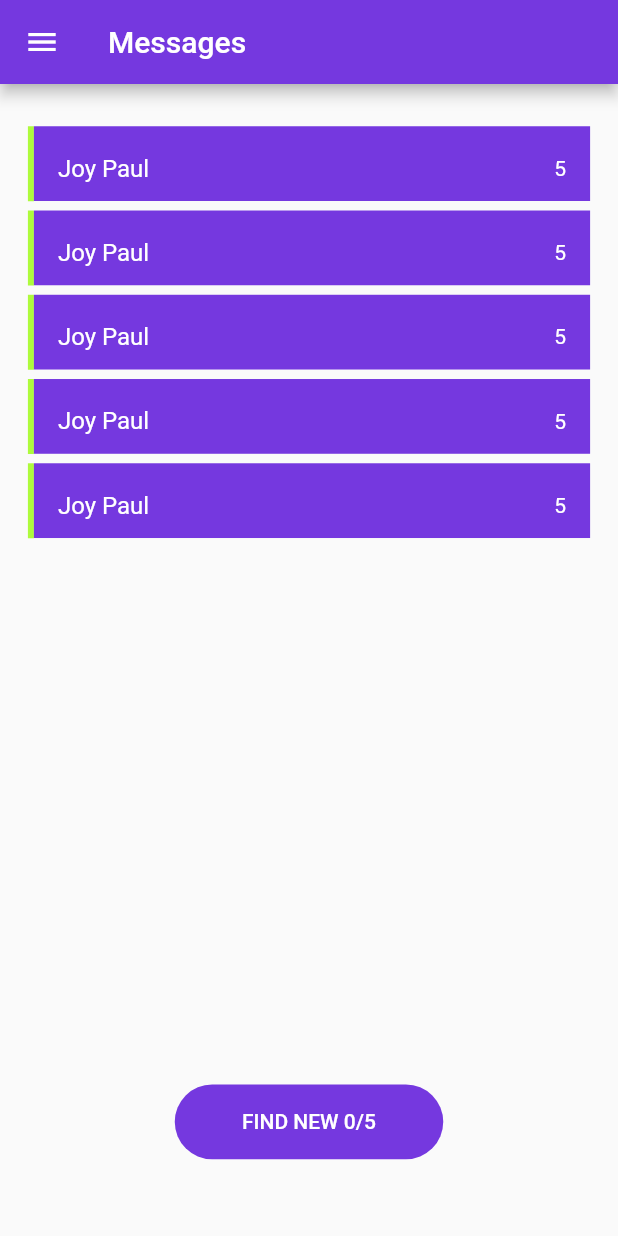
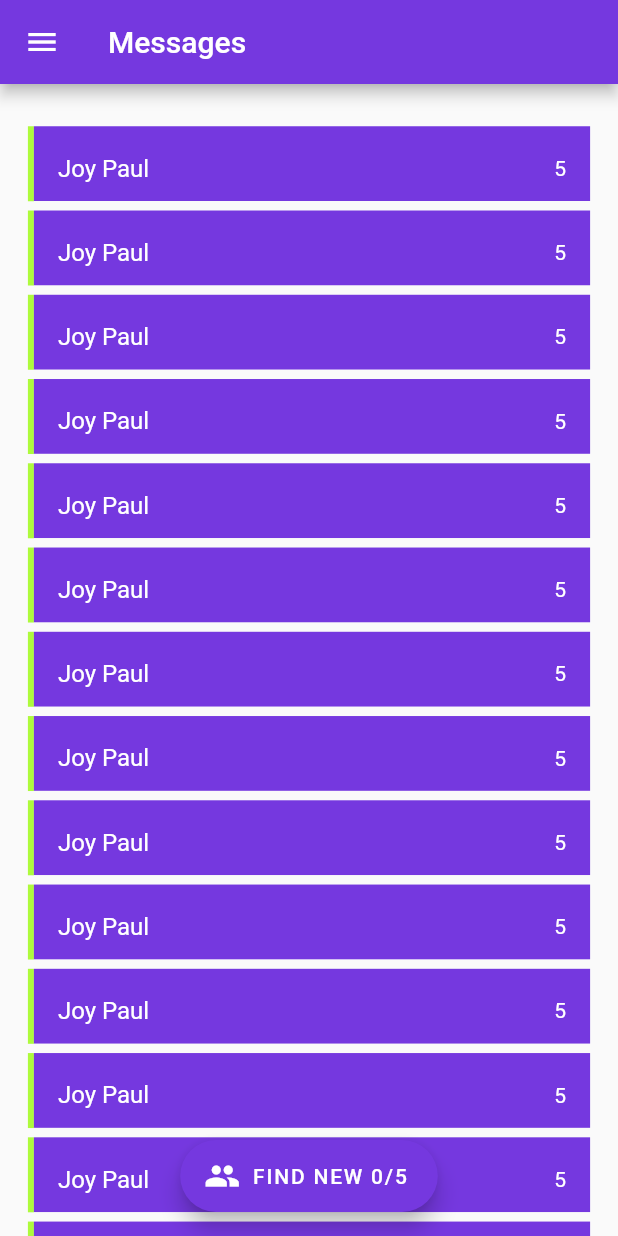
Before and after one commit to cosmicRover/yime, a Flutter app: the Messages screen opened directly, on a phone screen of 412 x 824 dp. Run offline on Flutter 3.47's test engine with Material 2 defaults, Android fonts, the phone set to English and light mode, and no system bars; our stand-ins replace shared_preferences; missing offline and left inert: badge, flutter_sms, pimp_my_button; accounts and stored records are empty.

Commit message:
hooked up bottom nav, made some tweaks to design on message floating action button, created a basic clubs page

```diff
--- a/lib/src/screens/chatscreen.dart
+++ b/lib/src/screens/chatscreen.dart
@@ -34,7 +34,7 @@ Widget chatCardSample() {
   );
 }
 
-void blockHim() {
+void blockUser() {
   print("Blocked");
 }
 
@@ -64,7 +64,7 @@ Widget chatScreen(BuildContext context) {
             //takes enum values
             PopupMenuButton<BlockPoint>(
               onSelected: (BlockPoint result) {
-                blockHim();
+                blockUser();
               },
               itemBuilder: (BuildContext context) => <PopupMenuEntry<BlockPoint>>[
                     PopupMenuItem(
--- a/lib/src/screens/messages.dart
+++ b/lib/src/screens/messages.dart
@@ -134,7 +134,9 @@ class _MessagesState extends State<Messages> {
         data: ThemeData(),
         child: Scaffold(
           appBar: AppBar(
-            title: Text("Messages",),
+            title: Text(
+              "Messages",
+            ),
             backgroundColor: c.purple,
           ),
           drawer: drawers.buildDrawers(context),
@@ -142,7 +144,7 @@ class _MessagesState extends State<Messages> {
             padding: const EdgeInsets.only(top: 22.0),
             //if snapshot is empty say you didn't talk to anyone
             child: ListView.builder(
-                itemCount: 5,
+                itemCount: 15,
                 itemBuilder: (context, index) {
                   return Padding(
                     padding: const EdgeInsets.only(top: 6.17),
@@ -152,28 +154,13 @@ class _MessagesState extends State<Messages> {
                   );
                 }),
           ),
-          bottomNavigationBar: Row(
-            mainAxisAlignment: MainAxisAlignment.center,
-            children: <Widget>[
-              Padding(
-                padding: const EdgeInsets.only(bottom: 51.17),
-                child: Container(
-                  width: 179.0,
-                  height: 49.83,
-                  decoration: ShapeDecoration(
-                      shape: RoundedRectangleBorder(
-                          borderRadius: BorderRadius.circular(46.0)),
-                      color: c.purple),
-                  child: FlatButton(
-                      onPressed: () {},
-                      child: Text(
-                        "FIND NEW 0/5",
-                        style: TextStyle(color: c.maxWhite),
-                      )),
-                ),
-              ),
-            ],
-          ),
+          floatingActionButtonLocation:
+              FloatingActionButtonLocation.centerFloat,
+          floatingActionButton: FloatingActionButton.extended(
+              onPressed: (){},
+              icon: Icon(Icons.people),
+              backgroundColor: c.purple,
+              label: Text("FIND NEW 0/5", style: TextStyle(color: c.maxWhite),)),
         ),
       ),
     );
```
Also changed, not shown: lib/src/screens/bottomnav.dart (added, +57 -0 lines), lib/src/screens/clubs.dart (added, +20 -0 lines), lib/src/screens/login.dart (+5 -5 lines).
